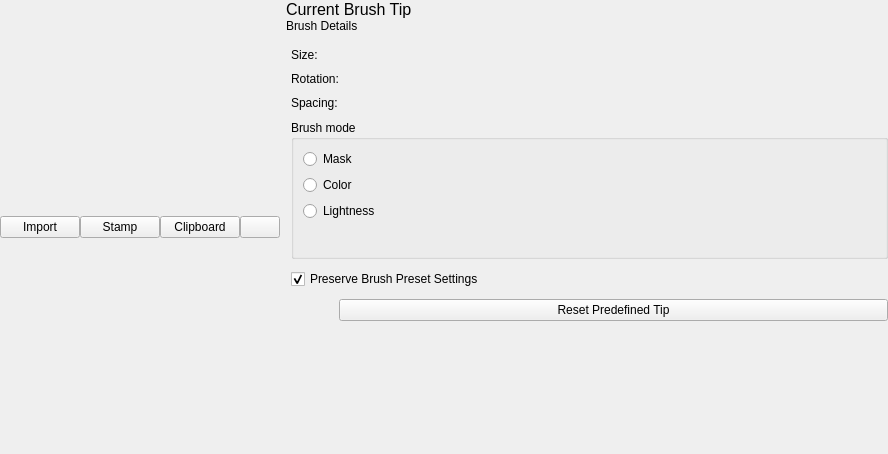
Old version of the form plugins/paintops/libpaintop/forms/wdgpredefinedbrushchooser.ui in the repository KDE/krita.
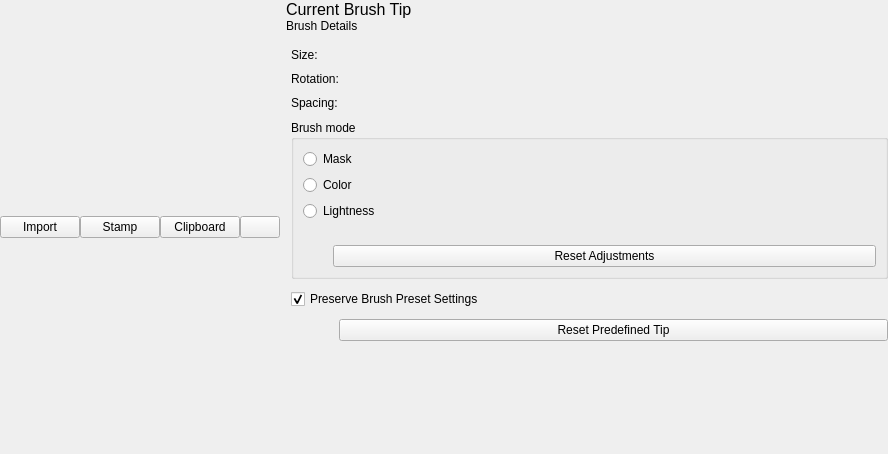
New version of the form. Custom widgets are drawn as their Qt base class.

Commit message:
Implement "Reset Adjustments" button for the brush adjustments
It has been requested by Ramon Miranda.

Diff of the .ui file:
```diff
--- a/plugins/paintops/libpaintop/forms/wdgpredefinedbrushchooser.ui
+++ b/plugins/paintops/libpaintop/forms/wdgpredefinedbrushchooser.ui
@@ -272,6 +272,13 @@
               <item>
                <widget class="KisSliderSpinBox" name="intContrastAdjustment" native="true"/>
               </item>
+              <item>
+               <widget class="QPushButton" name="btnResetAdjustments">
+                <property name="text">
+                 <string>Reset Adjustments</string>
+                </property>
+               </widget>
+              </item>
              </layout>
             </item>
            </layout>
```
The commit also changes 2 other files.
